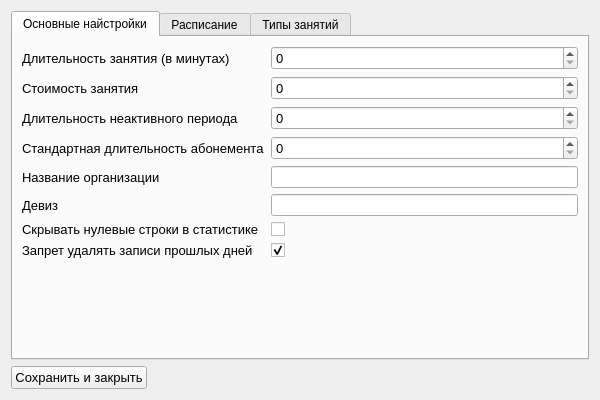
Above: ui_files_py/ui/settings_wnd.ui from IvanBrekman/ClientsPlanner before the change. Below: the same form after it.
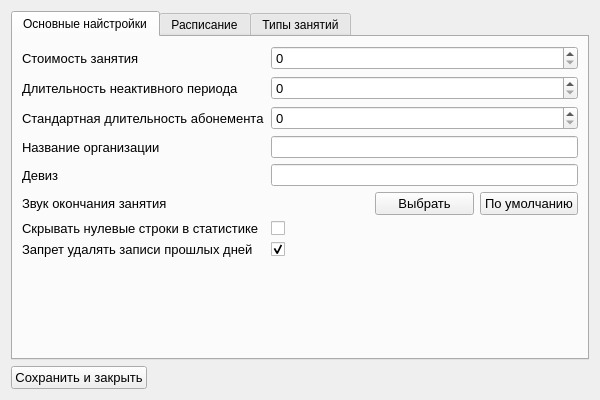
That is the form after the change.

Commit message: added opportunity to change end sound (in settings). Changed structure os AddLessonWindow andAddIncomeClientWindow. Added opportunity to choose lesson duration (in settings lesson types). Now when opening LessonTimeWindow program automatically choose time for lesson (or first in list if no lesson at current time).

Patch:
```diff
--- a/ui_files_py/ui/settings_wnd.ui
+++ b/ui_files_py/ui/settings_wnd.ui
@@ -25,35 +25,6 @@
       </attribute>
       <layout class="QFormLayout" name="formLayout">
        <item row="0" column="0">
-        <widget class="QLabel" name="label">
-         <property name="font">
-          <font>
-           <family>Arial</family>
-           <pointsize>10</pointsize>
-          </font>
-         </property>
-         <property name="text">
-          <string>Длительность занятия (в минутах)</string>
-         </property>
-        </widget>
-       </item>
-       <item row="0" column="1">
-        <widget class="QSpinBox" name="lesson_duration_sb">
-         <property name="font">
-          <font>
-           <family>Arial</family>
-           <pointsize>10</pointsize>
-          </font>
-         </property>
-         <property name="maximum">
-          <number>10000</number>
-         </property>
-         <property name="singleStep">
-          <number>5</number>
-         </property>
-        </widget>
-       </item>
-       <item row="1" column="0">
         <widget class="QLabel" name="label_2">
          <property name="font">
           <font>
@@ -66,7 +37,7 @@
          </property>
         </widget>
        </item>
-       <item row="1" column="1">
+       <item row="0" column="1">
         <widget class="QSpinBox" name="lesson_price_sb">
          <property name="font">
           <font>
@@ -82,7 +53,7 @@
          </property>
         </widget>
        </item>
-       <item row="2" column="0">
+       <item row="1" column="0">
         <widget class="QLabel" name="label_4">
          <property name="font">
           <font>
@@ -95,7 +66,7 @@
          </property>
         </widget>
        </item>
-       <item row="2" column="1">
+       <item row="1" column="1">
         <widget class="QSpinBox" name="max_non_active_period_sb">
          <property name="font">
           <font>
@@ -108,7 +79,7 @@
          </property>
         </widget>
        </item>
-       <item row="3" column="0">
+       <item row="2" column="0">
         <widget class="QLabel" name="label_6">
          <property name="font">
           <font>
@@ -121,7 +92,7 @@
          </property>
         </widget>
        </item>
-       <item row="3" column="1">
+       <item row="2" column="1">
         <widget class="QSpinBox" name="abonement_duration_sb">
          <property name="font">
           <font>
@@ -131,6 +102,51 @@
          </property>
         </widget>
        </item>
+       <item row="3" column="0">
+        <widget class="QLabel" name="label_7">
+         <property name="font">
+          <font>
+           <family>Arial</family>
+           <pointsize>10</pointsize>
+          </font>
+         </property>
+         <property name="text">
+          <string>Название организации</string>
+         </property>
+        </widget>
+       </item>
+       <item row="3" column="1">
+        <widget class="QLineEdit" name="org_name_le"/>
+       </item>
+       <item row="4" column="0">
+        <widget class="QLabel" name="label_8">
+         <property name="font">
+          <font>
+           <family>Arial</family>
+           <pointsize>10</pointsize>
+          </font>
+         </property>
+         <property name="text">
+          <string>Девиз</string>
+         </property>
+        </widget>
+       </item>
+       <item row="4" column="1">
+        <widget class="QLineEdit" name="org_slogan_le"/>
+       </item>
+       <item row="5" column="0">
+        <widget class="QLabel" name="label">
+         <property name="font">
+          <font>
+           <family>Arial</family>
+           <pointsize>10</pointsize>
+          </font>
+         </property>
+         <property name="text">
+          <string>Звук окончания занятия</string>
+         </property>
+        </widget>
+       </item>
        <item row="6" column="0">
         <widget class="QLabel" name="label_5">
          <property name="font">
@@ -174,37 +190,48 @@
          </property>
         </widget>
        </item>
-       <item row="4" column="0">
-        <widget class="QLabel" name="label_7">
-         <property name="font">
-          <font>
-           <family>Arial</family>
-           <pointsize>10</pointsize>
-          </font>
-         </property>
-         <property name="text">
-          <string>Название организации</string>
-         </property>
-        </widget>
-       </item>
-       <item row="4" column="1">
-        <widget class="QLineEdit" name="org_name_le"/>
-       </item>
-       <item row="5" column="0">
-        <widget class="QLabel" name="label_8">
-         <property name="font">
-          <font>
-           <family>Arial</family>
-           <pointsize>10</pointsize>
-          </font>
-         </property>
-         <property name="text">
-          <string>Девиз</string>
-         </property>
-        </widget>
-       </item>
        <item row="5" column="1">
-        <widget class="QLineEdit" name="org_slogan_le"/>
+        <layout class="QHBoxLayout" name="horizontalLayout">
+         <item>
+          <widget class="QLabel" name="sound_label">
+           <property name="font">
+            <font>
+             <family>Arial</family>
+             <pointsize>10</pointsize>
+            </font>
+           </property>
+           <property name="text">
+            <string/>
+           </property>
+          </widget>
+         </item>
+         <item>
+          <widget class="QPushButton" name="select_btn">
+           <property name="font">
+            <font>
+             <family>Arial</family>
+             <pointsize>10</pointsize>
+            </font>
+           </property>
+           <property name="text">
+            <string>Выбрать</string>
+           </property>
+          </widget>
+         </item>
+         <item>
+          <widget class="QPushButton" name="standart_dtn">
+           <property name="font">
+            <font>
+             <family>Arial</family>
+             <pointsize>10</pointsize>
+            </font>
+           </property>
+           <property name="text">
+            <string>По умолчанию</string>
+           </property>
+          </widget>
+         </item>
+        </layout>
        </item>
       </layout>
      </widget>
```
Left out of the diff: 5 changed lines with no effect on the pictures. The commit also changes 13 other files.
